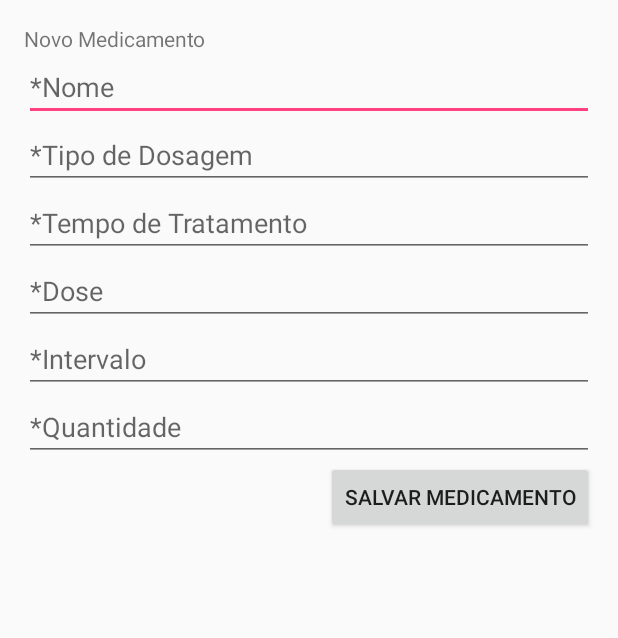
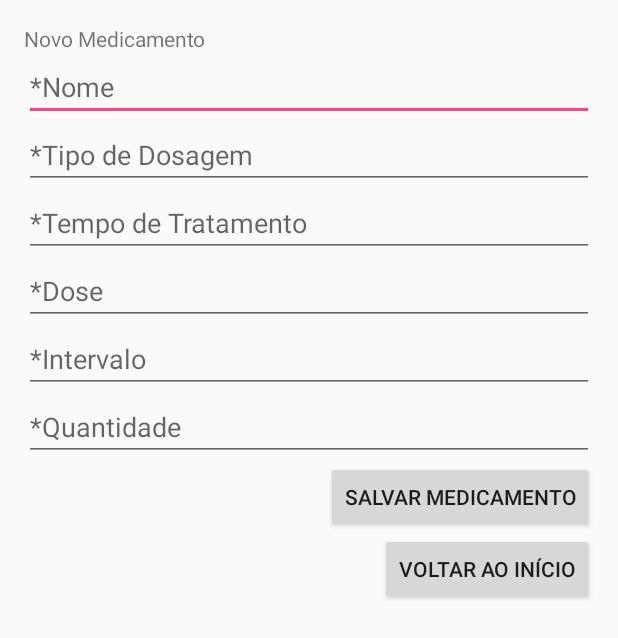
Before and after one commit to beemarcos/AlarmeDeRemedio, an Android app: the NewMedicamentoActivity screen opened directly, with no data from a screen before it, on a phone screen of 412 x 824 dp. Shown: the top 638 px of the screen. Run offline under Robolectric (Android 15) with nearby library versions, the phone set to English and light mode, and no system bars.

Commit message:
Inserção opções voltar em: - Medicamento Adapter - botão deletar - New Medicamento Activity - botões voltar

```diff
--- a/app/src/main/java/com/example/marcos/myapplication/MedicamentoAdapter.java
+++ b/app/src/main/java/com/example/marcos/myapplication/MedicamentoAdapter.java
@@ -72,10 +72,11 @@ public class MedicamentoAdapter extends BaseAdapter {
         deletarBt.setOnClickListener(new Button.OnClickListener(){
 
             public void onClick(View arg0) {
+                Intent intent = new Intent(context, ListMedicamentosActivity.class);
                 BD bd = new BD(context);
                 bd.deletarMedicamento(list.get(auxPosition));
-
                 layout.setVisibility(View.GONE);
+                context.startActivity(intent);
             }
         });
 
--- a/app/src/main/java/com/example/marcos/myapplication/NewMedicamentoActivity.java
+++ b/app/src/main/java/com/example/marcos/myapplication/NewMedicamentoActivity.java
@@ -23,6 +23,8 @@ public class NewMedicamentoActivity extends Activity {
     private EditText quantidadeEt;
     private Button salvarBt;
     private Button editarBt;
+    private Button voltarMainBt;
+    private Button voltarListBt;
 
     protected void onCreate(Bundle savedInstanceState) {
         super.onCreate(savedInstanceState);
@@ -37,7 +39,8 @@ public class NewMedicamentoActivity extends Activity {
 
         salvarBt = (Button) findViewById(R.id.button1);
         editarBt = (Button) findViewById(R.id.button2);
-
+        voltarListBt = (Button) findViewById(R.id.button4);
+        voltarMainBt = (Button) findViewById(R.id.button3);
 
         Intent intent = getIntent();
         if(intent != null){
@@ -66,6 +69,17 @@ public class NewMedicamentoActivity extends Activity {
         }
 
         }
+
+    public void voltarMain(View view){
+        Intent intent=new Intent(this,MainActivity.class);
+        startActivity(intent);
+    }
+
+    public void voltarLista(View view){
+        Intent intent=new Intent(this,ListMedicamentosActivity.class);
+        startActivity(intent);
+    }
+
     public void salvarMedicamento(View view){
         medicamento.setNome(nomeEt.getText().toString());
         medicamento.setTipo_dosagem(tipo_dosagemEt.getText().toString());
@@ -97,7 +111,7 @@ public class NewMedicamentoActivity extends Activity {
 
         Toast.makeText(this, "Medicamento \""+medicamento.getNome()+"\" atuailizado com sucesso.", Toast.LENGTH_SHORT).show();
 
-        Intent intent=new Intent(this,MainActivity.class);
+        Intent intent=new Intent(this,ListMedicamentosActivity.class);
         startActivity(intent);
     }
     }
--- a/app/src/main/res/layout/activity_new_medicamento.xml
+++ b/app/src/main/res/layout/activity_new_medicamento.xml
@@ -82,4 +82,24 @@
         android:onClick="editarMedicamento"
         android:visibility="gone" />
 
+
+    <Button
+        android:id="@+id/button3"
+        android:layout_width="wrap_content"
+        android:layout_height="wrap_content"
+        android:text="Voltar ao início"
+        android:layout_gravity="right"
+        android:onClick="voltarMain" />
+
+    <Button
+        android:id="@+id/button4"
+        android:layout_width="wrap_content"
+        android:layout_height="wrap_content"
+        android:text="Voltar a Lista"
+        android:layout_gravity="right"
+        android:onClick="voltarLista"
+        android:visibility="gone"/>
+
+
+
 </LinearLayout>
--- a/app/src/main/res/layout/medicamento.xml
+++ b/app/src/main/res/layout/medicamento.xml
@@ -54,4 +54,6 @@
         android:text="Deletar"
         android:onClick="deletar" />
 
+
+
 </LinearLayout>
```
